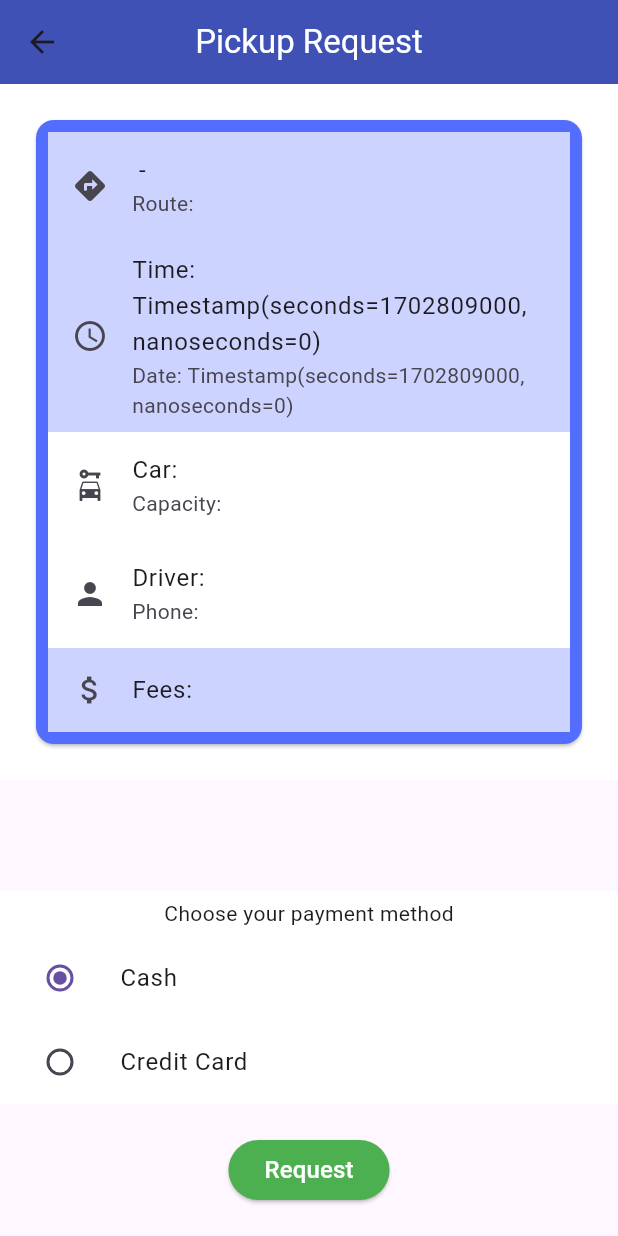
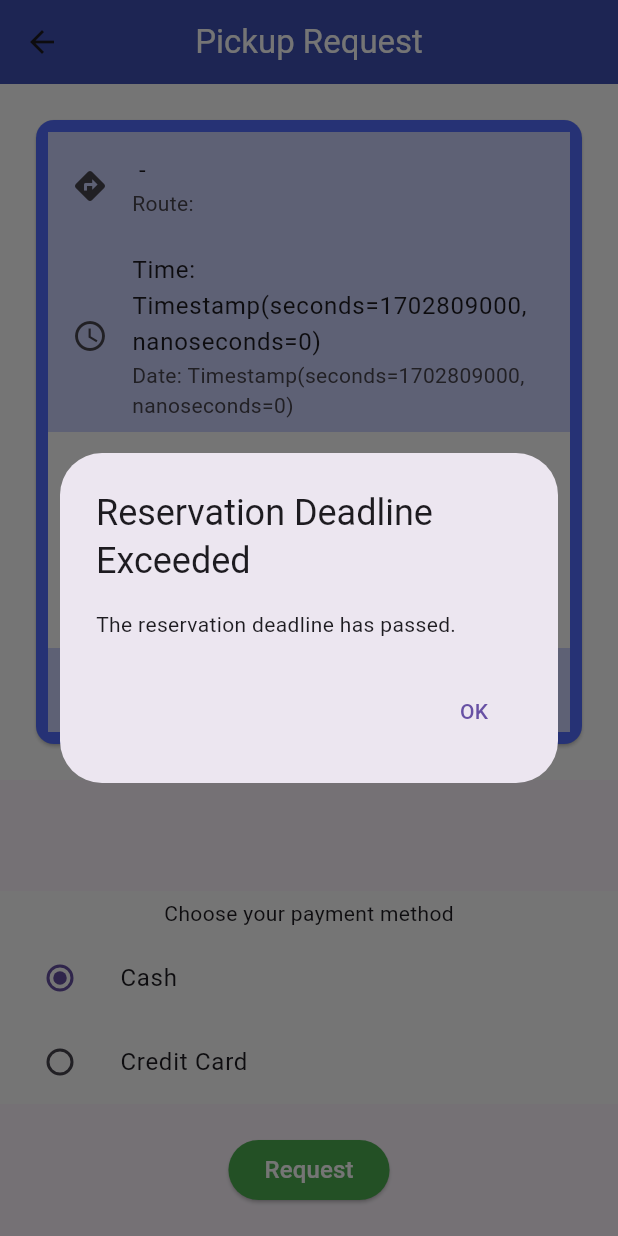
Before and after one commit to ASU-CarPool-Project/Users-App, a Flutter app: the RoutesDesc screen opened directly with empty values, after a tap on "Request", on a phone screen of 412 x 824 dp. Run offline on Flutter 3.47's test engine with Material 3 defaults, Android fonts, the phone set to English and light mode, and no system bars; our stand-ins replace cloud_firestore, firebase_auth, firebase_core, firebase_database, fluttertoast; accounts and stored records are empty.

Commit message:
added the time request deadline

```diff
--- a/lib/ReqAccepted.dart
+++ b/lib/ReqAccepted.dart
@@ -54,14 +54,14 @@ class _ReqAcceptedState extends State<ReqAccepted> {
                               child: Column(
                                 children: [
                                   ListTile(
-                                    leading: Icon(Icons.directions),
+                                    leading: const Icon(Icons.directions),
                                     title: Text(
                                         "${tripList[index].value["direction"]} - ${tripList[index].value["gate"]}"),
                                     subtitle: Text(
                                         "Route: ${tripList[index].value["route"]}"),
                                   ),
                                   ListTile(
-                                    leading: Icon(Icons.access_time),
+                                    leading: const Icon(Icons.access_time),
                                     title: Text(
                                         "Time: ${tripList[index].value["time"]}"),
                                     subtitle: Text(
--- a/lib/RoutesDesc.dart
+++ b/lib/RoutesDesc.dart
@@ -138,11 +138,40 @@ class _RoutesDescState extends State<RoutesDesc> {
             Padding(
               padding: const EdgeInsets.all(20),
               child: ElevatedButton(
-                  style: ButtonStyle(
-                      backgroundColor:
-                          MaterialStateProperty.all<Color>(Colors.green)),
-                  child: textButtons("Request"),
-                  onPressed: () async {
+                style: ButtonStyle(
+                    backgroundColor:
+                        MaterialStateProperty.all<Color>(Colors.green)),
+                child: textButtons("Request"),
+                onPressed: () async {
+                  // Get the current date and time
+                  DateTime currentDate = DateTime.now();
+
+                  // Calculate the reservation deadline based on the trip time
+                  DateTime reservationDeadline;
+                  if (widget.tripData["time"] == "7:30 AM") {
+                    reservationDeadline = DateTime(
+                      currentDate.year,
+                      currentDate.month,
+                      currentDate.day - 1,
+                      22, // 10:00 PM
+                      0,
+                    );
+                  } else if (widget.tripData["time"] == "5:30 PM") {
+                    reservationDeadline = DateTime(
+                      currentDate.year,
+                      currentDate.month,
+                      currentDate.day,
+                      13, // 1:00 PM
+                      0,
+                    );
+                  } else {
+                    // Handle other trip times if needed
+                    reservationDeadline = DateTime.now();
+                  }
+
+                  // Check if the current date and time are within the reservation deadline
+                  if (currentDate.isBefore(reservationDeadline)) {
+                    // Reservation deadline not reached, proceed with the reservation
                     DatabaseReference databaseReference =
                         FirebaseDatabase.instance.ref();
                     await databaseReference.child('Requests').push().set({
@@ -166,7 +195,28 @@ class _RoutesDescState extends State<RoutesDesc> {
                     });
 
                     print("Request Added Successfully");
-                  }),
+                  } else {
+                    // Reservation deadline reached, notify the user
+                    showDialog(
+                      context: context,
+                      builder: (BuildContext context) {
+                        return AlertDialog(
+                          title: Text("Reservation Deadline Exceeded"),
+                          content: Text("The reservation deadline has passed."),
+                          actions: [
+                            TextButton(
+                              onPressed: () {
+                                Navigator.of(context).pop();
+                              },
+                              child: Text("OK"),
+                            ),
+                          ],
+                        );
+                      },
+                    );
+                  }
+                },
+              ),
             ),
           ],
         ));
```
